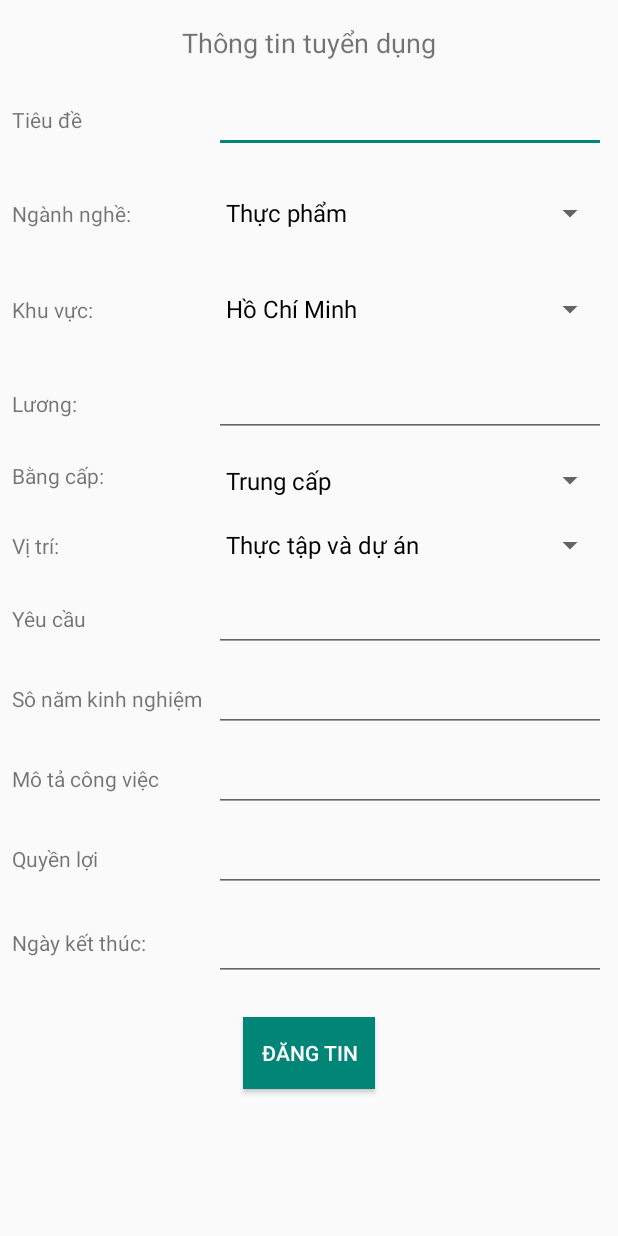
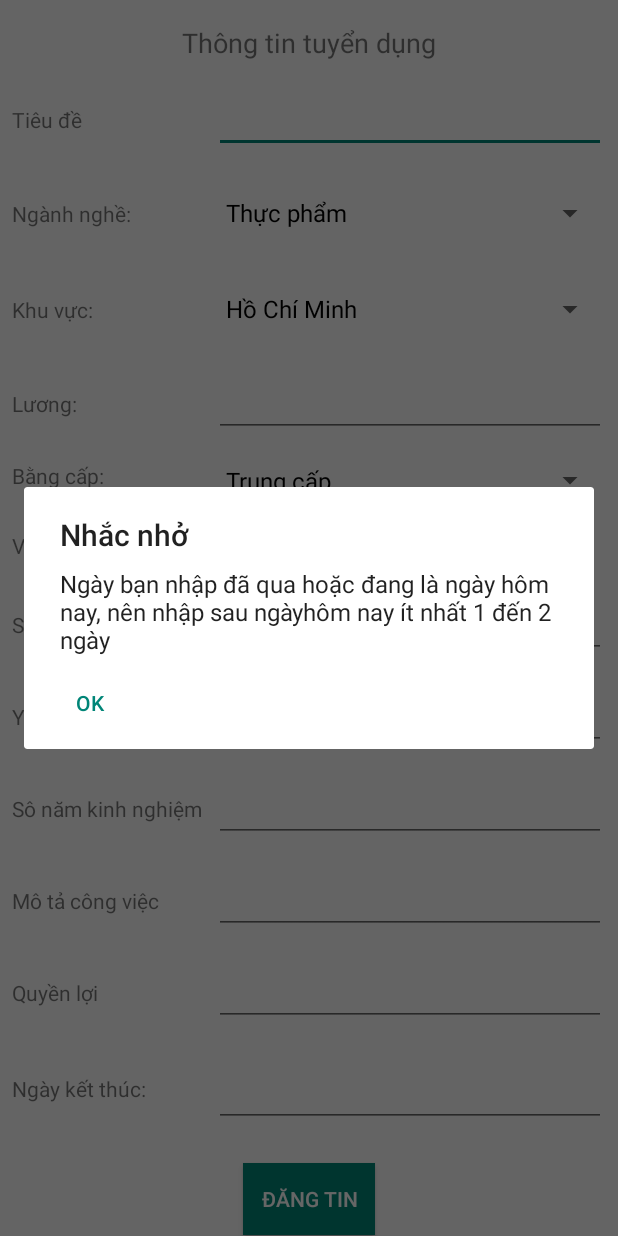
Before and after one commit to KhoaN56/Work_requires, an Android app: the PostRequirement screen opened directly, with no data from a screen before it, after a tap on "ĐĂNG TIN", on a phone screen of 412 x 824 dp. Run offline under Robolectric (Android 15) with nearby library versions, the phone set to English and light mode, and no system bars; 2 other taps on this screen came first.

Commit message:
Them cot So luong vao bang tuyen dung, them ham kiem tra ngay nhap vao, sua nut button thanh floating button

```diff
--- a/app/src/main/AndroidManifest.xml
+++ b/app/src/main/AndroidManifest.xml
@@ -10,7 +10,8 @@
         android:supportsRtl="true"
         android:theme="@style/AppTheme">
         <activity android:name=".OnlineCV" />
-        <activity android:name=".MainActivityCompany" />
+        <activity android:name=".MainActivityCompany"
+            android:label="Các tin đã đăng"/>
         <activity android:name=".SignUpCandidate" />
         <activity android:name=".SignUpCompany" />
         <activity android:name=".PostRequirement"
--- a/app/src/main/java/com/example/work_requires/Login.java
+++ b/app/src/main/java/com/example/work_requires/Login.java
@@ -91,8 +91,8 @@ public class Login extends AppCompatActivity {
     }
     public void checkLogin()
     {
-        username= text_username.getText().toString();
-        pass= text_pass.getText().toString();
+        username= text_username.getText().toString().trim();
+        pass= text_pass.getText().toString().trim();
         String pass_true="";
         User user;
         String type;
--- a/app/src/main/java/com/example/work_requires/PostRequirement.java
+++ b/app/src/main/java/com/example/work_requires/PostRequirement.java
@@ -15,26 +15,35 @@ import android.widget.EditText;
 import android.widget.Spinner;
 import android.widget.Toast;
 
+import java.text.ParseException;
+import java.text.SimpleDateFormat;
 import java.util.ArrayList;
+import java.util.Date;
+import java.util.Formattable;
 import java.util.List;
 
 @SuppressLint("Registered")
 public class PostRequirement extends AppCompatActivity {
     EditText jobName;
     EditText salary;
-    EditText experience;
+    EditText experience, amount;
     Spinner major, area, degree, workPos;
     EditText endDate;
     EditText requirement, description, benefit;
     Button postButton;
     String salaryTxt="", expTxt="", areaTxt ="", majorTxt ="", degreeTxt ="", workPosTxt ="",
-            endDateTxt="", jobNameTxt="",requirementTxt="",descriptionTxt="",benefitTxt="";
+            endDateTxt="", jobNameTxt="",requirementTxt="",descriptionTxt="",benefitTxt="", amountTxt="";
     SQLiteManagement workRequireDatabase;
     User user;
+    Date today;
+    final String pattern = "dd/MM/yyyy";
+    SimpleDateFormat dateFormat;
 
     @Override
     protected void onCreate(final Bundle savedInstanceState) {
         super.onCreate(savedInstanceState);
+        today = new Date(System.currentTimeMillis());
+        dateFormat = new SimpleDateFormat(pattern);
         setContentView(R.layout.activity_post_requirement);
         salary =findViewById(R.id.editText1);
         experience =findViewById(R.id.editText4);
@@ -48,11 +57,12 @@ public class PostRequirement extends AppCompatActivity {
         description = findViewById(R.id.description);
         benefit = findViewById(R.id.benefit);
         jobName = findViewById(R.id.txt_title);
+        amount = findViewById(R.id.amount);
         workRequireDatabase = new SQLiteManagement(PostRequirement.this, "Work_Requirement.sqlite", null, 1);
         workRequireDatabase.queryData("CREATE TABLE IF NOT EXISTS Recruitment(Id_Recruitment INTEGER " +
                 "PRIMARY KEY AUTOINCREMENT, Username CHAR(20), JobName CHAR(100), Major NCHAR(50), Area NCHAR(20)," +
-                "Salary INTEGER, Degree CHAR(15), Position NCHAR(20), Experience INTEGER, Description VARCHAR, Requirement NVARCHAR, " +
-                "Benefit NVARCHAR, End_Date CHAR(10))");
+                "Salary INTEGER, Degree CHAR(15), Position NCHAR(20), Experience INTEGER, Amount INTEGER" +
+                "Description VARCHAR, Requirement NVARCHAR, Benefit NVARCHAR, End_Date CHAR(10))");
         Cursor cursor = workRequireDatabase.getDatasql("SELECT Id_Recruitment FROM Recruitment");
         final int id = cursor.getCount() + 1;
         user = (User)getIntent().getSerializableExtra("user");
@@ -142,6 +152,20 @@ public class PostRequirement extends AppCompatActivity {
         postButton.setOnClickListener(new View.OnClickListener() {
             @Override
             public void onClick(View v) {
+                if(!checkDate(endDate.getText().toString().trim())){
+                    AlertDialog.Builder builder = new AlertDialog.Builder(PostRequirement.this);
+                    builder.setTitle("Nhắc nhở");
+                    builder.setMessage("Ngày bạn nhập đã qua hoặc đang là ngày hôm nay, nên nhập sau ngày" +
+                            "hôm nay ít nhất 1 đến 2 ngày");
+                    builder.setNeutralButton("OK", new DialogInterface.OnClickListener() {
+                        @Override
+                        public void onClick(DialogInterface dialog, int which) {
+                            PostRequirement.this.onResume();
+                        }
+                    });
+                    AlertDialog alert = builder.create();
+                    alert.show();
+                }
                 if(!checkNull())
                 {
                     Toast.makeText(PostRequirement.this, "Lỗi", Toast.LENGTH_SHORT).show();
@@ -150,11 +174,22 @@ public class PostRequirement extends AppCompatActivity {
                 WorkRequirement requirement;
                 requirement = new WorkRequirement(id,
                         jobNameTxt, majorTxt, areaTxt, Long.parseLong(salaryTxt), degreeTxt, workPosTxt,
-                        Integer.parseInt(expTxt), descriptionTxt, requirementTxt, benefitTxt,endDateTxt, user.getName());
+                        Integer.parseInt(expTxt), Integer.parseInt(amountTxt),descriptionTxt,
+                        requirementTxt, benefitTxt, endDateTxt, user.getName());
                 workRequireDatabase.insert(requirement, user);
                 confirmation();
             }
         });
+    }
+
+    private boolean checkDate(String inputDate) {
+        try{
+            Date iDate = dateFormat.parse(inputDate);
+            return (today.compareTo(iDate) < 0);    // < 0 la han dang ky sau ngay hien tai
+        }catch (ParseException e){
+            e.printStackTrace();
+        }
+        return false;
     }
 
     private void confirmation() {
@@ -164,6 +199,7 @@ public class PostRequirement extends AppCompatActivity {
         builder.setPositiveButton("Có", new DialogInterface.OnClickListener() {
             @Override
             public void onClick(DialogInterface dialog, int which) {
+                resetView();
                 onRestart();
             }
         });
@@ -179,6 +215,17 @@ public class PostRequirement extends AppCompatActivity {
         alertDialog.show();
     }
 
+    private void resetView() {
+        salary.setText("");
+        experience.setText("");
+        endDate.setText("");
+        postButton.setText("");
+        requirement.setText("");
+        description.setText("");
+        benefit.setText("");
+        jobName.setText("");
+    }
+
     private boolean checkNull() {
         jobNameTxt = jobName.getText().toString().trim();
         salaryTxt = salary.getText().toString().trim();
@@ -187,7 +234,8 @@ public class PostRequirement extends AppCompatActivity {
         requirementTxt = requirement.getText().toString().trim();
         descriptionTxt = description.getText().toString().trim();
         benefitTxt = benefit.getText().toString().trim();
-        return (!(jobNameTxt.equals("")||salaryTxt.equals("")||expTxt.equals("")||
+        amountTxt = amount.getText().toString().trim();
+        return (!(jobNameTxt.equals("")||salaryTxt.equals("")||expTxt.equals("")|| amountTxt.equals("") ||
                 endDateTxt.equals("")||requirementTxt.equals("")||descriptionTxt.equals("")||benefitTxt.equals("")));
     }
 
--- /dev/null
+++ b/app/src/main/res/drawable/ic_add_white.xml
@@ -0,0 +1,5 @@
+<vector android:height="24dp" android:tint="#FFFFFF"
+    android:viewportHeight="24.0" android:viewportWidth="24.0"
+    android:width="24dp" xmlns:android="http://schemas.android.com/apk/res/android">
+    <path android:fillColor="#FF000000" android:pathData="M19,13h-6v6h-2v-6H5v-2h6V5h2v6h6v2z"/>
+</vector>
--- a/app/src/main/res/layout/activity_main_can.xml
+++ b/app/src/main/res/layout/activity_main_can.xml
@@ -8,7 +8,7 @@
     tools:context=".MainActivity">
 
     <android.support.v7.widget.RecyclerView
-        android:id="@+id/requireListView"
+        android:id="@+id/requireRecycleView"
         android:layout_width="0dp"
         android:layout_height="0dp"
         android:background="@android:color/darker_gray"
--- a/app/src/main/res/layout/activity_post_requirement.xml
+++ b/app/src/main/res/layout/activity_post_requirement.xml
@@ -8,12 +8,18 @@
 
     <ScrollView
         android:layout_width="match_parent"
-        android:layout_height="match_parent">
+        android:layout_height="match_parent"
+        app:layout_constraintBottom_toBottomOf="parent"
+        app:layout_constraintEnd_toEndOf="parent"
+        app:layout_constraintHorizontal_bias="1.0"
+        app:layout_constraintStart_toStartOf="parent"
+        app:layout_constraintTop_toTopOf="parent"
+        app:layout_constraintVertical_bias="1.0">
 
         <LinearLayout
             android:layout_width="match_parent"
             android:layout_height="wrap_content"
-            android:orientation="vertical" >
+            android:orientation="vertical">
 
             <android.support.constraint.ConstraintLayout
                 android:layout_width="match_parent"
@@ -57,7 +63,7 @@
                     android:layout_width="0dp"
                     android:layout_height="wrap_content"
                     android:layout_marginStart="8dp"
-                    android:layout_marginTop="8dp"
+                    android:layout_marginTop="16dp"
                     android:layout_marginEnd="8dp"
                     android:ems="10"
                     android:inputType="number"
@@ -65,8 +71,8 @@
                     app:layout_constraintHorizontal_bias="0.0"
                     app:layout_constraintStart_toEndOf="@+id/KinhNghiem"
                     app:layout_constraintTop_toBottomOf="@+id/requirement" />
-                    app:layout_constraintStart_toEndOf="@+id/KinhNghiem"
-                    app:layout_constraintTop_toBottomOf="@+id/spinner4" />
+                app:layout_constraintStart_toEndOf="@+id/KinhNghiem"
+                app:layout_constraintTop_toBottomOf="@+id/spinner4" />
 
                 <EditText
                     android:id="@+id/editText1"
@@ -75,7 +81,7 @@
                     android:layout_marginTop="16dp"
                     android:layout_marginEnd="8dp"
                     android:ems="10"
-                    android:inputType="number"
+                    android:inputType="numberDecimal"
                     app:layout_constraintEnd_toEndOf="parent"
                     app:layout_constraintHorizontal_bias="0.0"
                     app:layout_constraintStart_toStartOf="@+id/spinner3"
@@ -120,7 +126,7 @@
                     android:id="@+id/editText6"
                     android:layout_width="0dp"
                     android:layout_height="51dp"
-                    android:layout_marginTop="8dp"
+                    android:layout_marginTop="16dp"
                     android:layout_marginEnd="8dp"
                     android:ems="10"
                     android:inputType="text"
@@ -240,14 +246,14 @@
                     android:id="@+id/requirement"
                     android:layout_width="0dp"
                     android:layout_height="wrap_content"
-                    android:layout_marginTop="12dp"
+                    android:layout_marginTop="16dp"
                     android:layout_marginEnd="8dp"
                     android:ems="10"
                     android:inputType="textMultiLine"
                     app:layout_constraintEnd_toEndOf="parent"
                     app:layout_constraintHorizontal_bias="0.0"
                     app:layout_constraintStart_toStartOf="@+id/spinner4"
-                    app:layout_constraintTop_toBottomOf="@+id/spinner4" />
+                    app:layout_constraintTop_toBottomOf="@+id/amount" />
 
                 <TextView
                     android:id="@+id/textView19"
@@ -263,7 +269,7 @@
                     android:id="@+id/description"
                     android:layout_width="0dp"
                     android:layout_height="wrap_content"
-                    android:layout_marginTop="8dp"
+                    android:layout_marginTop="16dp"
                     android:layout_marginEnd="8dp"
                     android:ems="10"
                     android:inputType="textMultiLine"
@@ -285,7 +291,7 @@
                     android:id="@+id/benefit"
                     android:layout_width="0dp"
                     android:layout_height="wrap_content"
-                    android:layout_marginTop="8dp"
+                    android:layout_marginTop="16dp"
                     android:layout_marginEnd="8dp"
                     android:ems="10"
                     android:inputType="textMultiLine"
@@ -293,6 +299,29 @@
                     app:layout_constraintStart_toStartOf="@+id/description"
                     app:layout_constraintTop_toBottomOf="@+id/description" />
 
+                <TextView
+                    android:id="@+id/textView21"
+                    android:layout_width="wrap_content"
+                    android:layout_height="wrap_content"
+                    android:layout_marginStart="8dp"
+                    android:text="Số lượng"
+                    app:layout_constraintBottom_toBottomOf="@+id/amount"
+                    app:layout_constraintStart_toStartOf="parent"
+                    app:layout_constraintTop_toTopOf="@+id/amount" />
+
+                <EditText
+                    android:id="@+id/amount"
+                    android:layout_width="0dp"
+                    android:layout_height="wrap_content"
+                    android:layout_marginTop="16dp"
+                    android:layout_marginEnd="8dp"
+                    android:ems="10"
+                    android:inputType="number"
+                    app:layout_constraintEnd_toEndOf="parent"
+                    app:layout_constraintHorizontal_bias="0.0"
+                    app:layout_constraintStart_toStartOf="@+id/spinner4"
+                    app:layout_constraintTop_toBottomOf="@+id/spinner4" />
+
 
             </android.support.constraint.ConstraintLayout>
         </LinearLayout>
--- a/app/src/main/res/layout/requires_item.xml
+++ b/app/src/main/res/layout/requires_item.xml
@@ -4,7 +4,7 @@
     android:layout_width="match_parent"
     android:layout_height="wrap_content"
     app:cardCornerRadius="1dp"
-    android:layout_marginBottom="4dp">
+    android:layout_marginBottom="2dp">
     <android.support.constraint.ConstraintLayout
         android:layout_width="match_parent"
         android:layout_height="wrap_content">
```
Also changed, not shown: app/src/main/java/com/example/work_requires/MainActivity.java (+14 -22 lines), app/src/main/java/com/example/work_requires/MainActivityCompany.java (+33 -0 lines), app/src/main/java/com/example/work_requires/SQLiteManagement.java (+6 -5 lines), app/src/main/java/com/example/work_requires/WorkRequirement.java (+10 -1 lines), app/src/main/res/layout/activity_main_company.xml (+16 -7 lines).
